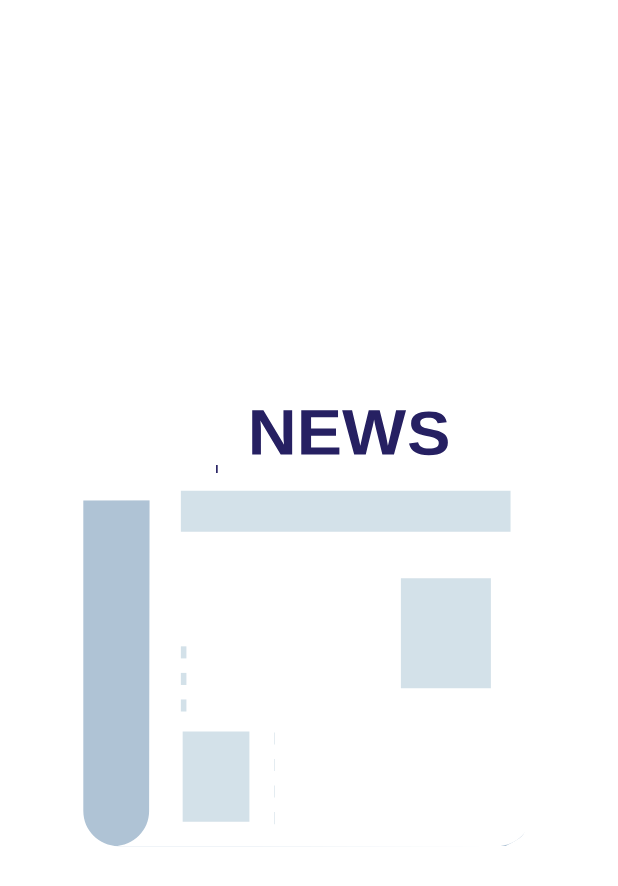
After one commit to icyflame0007/DailyBrief, an Android app: the Splash screen opened directly, with no data from a screen before it, on a phone screen of 412 x 824 dp. The commit adds this screen. Shown: the top 886 px of the screen. Run offline under Robolectric (Android 15) with nearby library versions, the phone set to English and light mode, and no system bars.

Commit message:
added splash screen and enhanced ui

```diff
--- a/app/build.gradle
+++ b/app/build.gradle
@@ -38,6 +38,7 @@ dependencies {
     androidTestImplementation 'androidx.test.ext:junit:1.1.5'
     androidTestImplementation 'androidx.test.espresso:espresso-core:3.5.1'
 
+    implementation "com.airbnb.android:lottie:5.2.0"
     implementation 'com.squareup.retrofit2:retrofit:2.9.0'
     implementation 'com.squareup.retrofit2:converter-gson:2.9.0'
     implementation 'com.github.bumptech.glide:glide:4.15.1'
--- /dev/null
+++ b/app/src/main/java/com/example/news/Splash.java
@@ -0,0 +1,26 @@
+package com.example.news;
+
+import androidx.appcompat.app.AppCompatActivity;
+
+import android.content.Intent;
+import android.os.Bundle;
+import android.os.Handler;
+
+public class Splash extends AppCompatActivity {
+
+    @Override
+    protected void onCreate(Bundle savedInstanceState) {
+        super.onCreate(savedInstanceState);
+        setContentView(R.layout.activity_splash);
+        getSupportActionBar().hide();
+
+        new Handler().postDelayed(new Runnable() {
+            @Override
+            public void run() {
+                startActivity(new Intent(Splash.this, MainActivity.class));
+                finish();
+            }
+        },3500);
+
+    }
+}
--- /dev/null
+++ b/app/src/main/res/layout/activity_splash.xml
@@ -0,0 +1,17 @@
+<?xml version="1.0" encoding="utf-8"?>
+<androidx.constraintlayout.widget.ConstraintLayout xmlns:android="http://schemas.android.com/apk/res/android"
+    xmlns:app="http://schemas.android.com/apk/res-auto"
+    xmlns:tools="http://schemas.android.com/tools"
+    android:layout_width="match_parent"
+    android:layout_height="match_parent"
+    tools:context=".Splash">
+    <com.airbnb.lottie.LottieAnimationView
+        android:layout_width="match_parent"
+        android:layout_height="match_parent"
+        app:lottie_rawRes="@raw/splashnewsanimation"
+        app:lottie_autoPlay="true"
+        app:lottie_loop="true">
+    </com.airbnb.lottie.LottieAnimationView>
+
+
+</androidx.constraintlayout.widget.ConstraintLayout>
--- a/app/src/main/res/values-night/themes.xml
+++ b/app/src/main/res/values-night/themes.xml
@@ -1,8 +1,8 @@
 <resources xmlns:tools="http://schemas.android.com/tools">
     <!-- Base application theme. -->
-    <style name="Theme.News" parent="Theme.MaterialComponents.DayNight">
+    <style name="Theme.News" parent="Theme.MaterialComponents.Light">
         <!-- Primary brand color. -->
-        <item name="colorPrimary">@color/purple_200</item>
+        <item name="colorPrimary">#0E0D0E</item>
         <item name="colorPrimaryVariant">@color/black</item>
         <item name="colorOnPrimary">@color/black</item>
         <!-- Secondary brand color. -->
@@ -10,7 +10,7 @@
         <item name="colorSecondaryVariant">@color/teal_200</item>
         <item name="colorOnSecondary">@color/black</item>
         <!-- Status bar color. -->
-        <item name="android:statusBarColor">?attr/colorPrimaryVariant</item>
+        <item name="android:statusBarColor">#FFFFFF</item>
         <!-- Customize your theme here. -->
     </style>
 </resources>
--- a/app/src/main/res/values/strings.xml
+++ b/app/src/main/res/values/strings.xml
@@ -1,5 +1,5 @@
 <resources>
-    <string name="app_name">"NEWS"</string>
+    <string name="app_name">"News"</string>
     <!-- TODO: Remove or change this placeholder text -->
     <string name="hello_blank_fragment">Hello blank fragment</string>
     <string name="apikey">f705dfa994cc451db396e09378a1dd38</string>
--- a/app/src/main/res/values/themes.xml
+++ b/app/src/main/res/values/themes.xml
@@ -1,17 +1,17 @@
 <resources xmlns:tools="http://schemas.android.com/tools">
     <!-- Base application theme. -->
-    <style name="Theme.News" parent="Theme.MaterialComponents.DayNight">
+    <style name="Theme.News" parent="Theme.MaterialComponents.Light">
 
         <!-- Primary brand color. -->
-        <item name="colorPrimary">@color/purple_500</item>
-        <item name="colorPrimaryVariant">@color/purple_700</item>
-        <item name="colorOnPrimary">@color/white</item>
+        <item name="colorPrimary">#000000</item>
+        <item name="colorPrimaryVariant">@color/black</item>
+        <item name="colorOnPrimary">@color/black</item>
         <!-- Secondary brand color. -->
-        <item name="colorSecondary">@color/teal_200</item>
+        <item name="colorSecondary">@color/white</item>
         <item name="colorSecondaryVariant">@color/teal_700</item>
         <item name="colorOnSecondary">@color/black</item>
         <!-- Status bar color. -->
-        <item name="android:statusBarColor">@color/black</item>
+        <item name="android:statusBarColor">@color/white</item>
         <!-- Customize your theme here. -->
     </style>
 </resources>
```
Also changed, not shown: app/src/main/AndroidManifest.xml (+16 -9 lines), app/src/main/res/drawable-v24/businessgradient.xml (added, +12 -0 lines), app/src/main/res/drawable-v24/entertaingradient.xml (added, +12 -0 lines), app/src/main/res/drawable-v24/healthgradient.xml (added, +13 -0 lines), app/src/main/res/drawable-v24/sciencegradient.xml (added, +13 -0 lines), app/src/main/res/drawable-v24/sportsgradient.xml (added, +13 -0 lines), app/src/main/res/drawable/gradient.xml (added, +13 -0 lines), app/src/main/res/layout/activity_main.xml (+20 -13 lines), app/src/main/res/layout/news_item.xml (+11 -2 lines), app/src/main/res/raw/splashnewsanimation.json (added, +1 -0 lines), app/src/main/res/drawable-v24/img.png (added).
